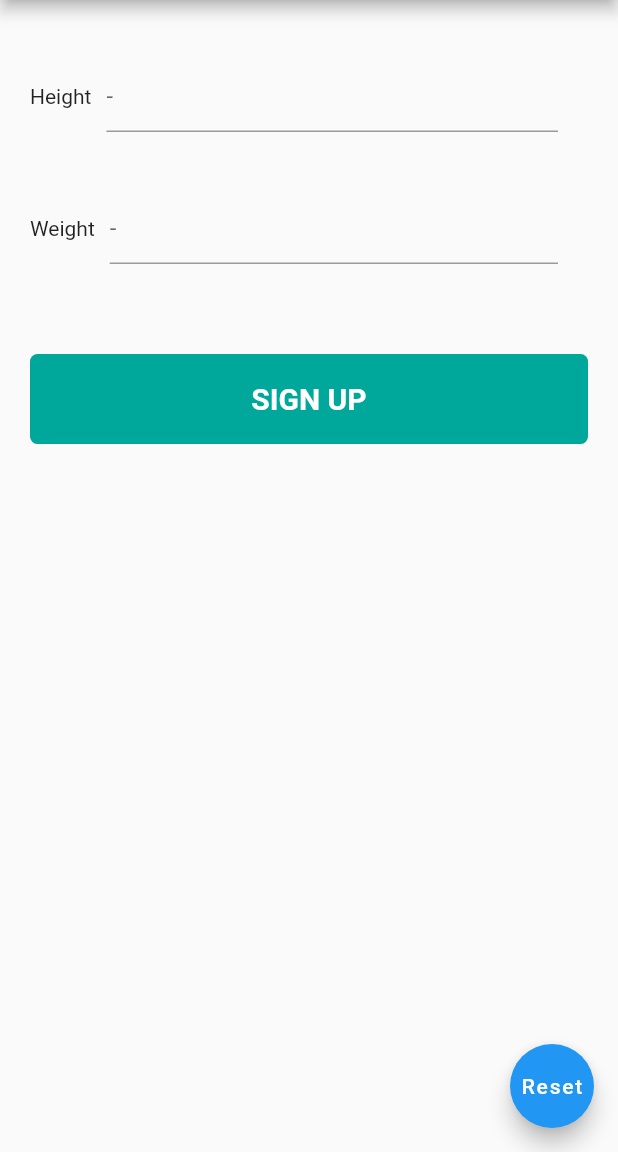
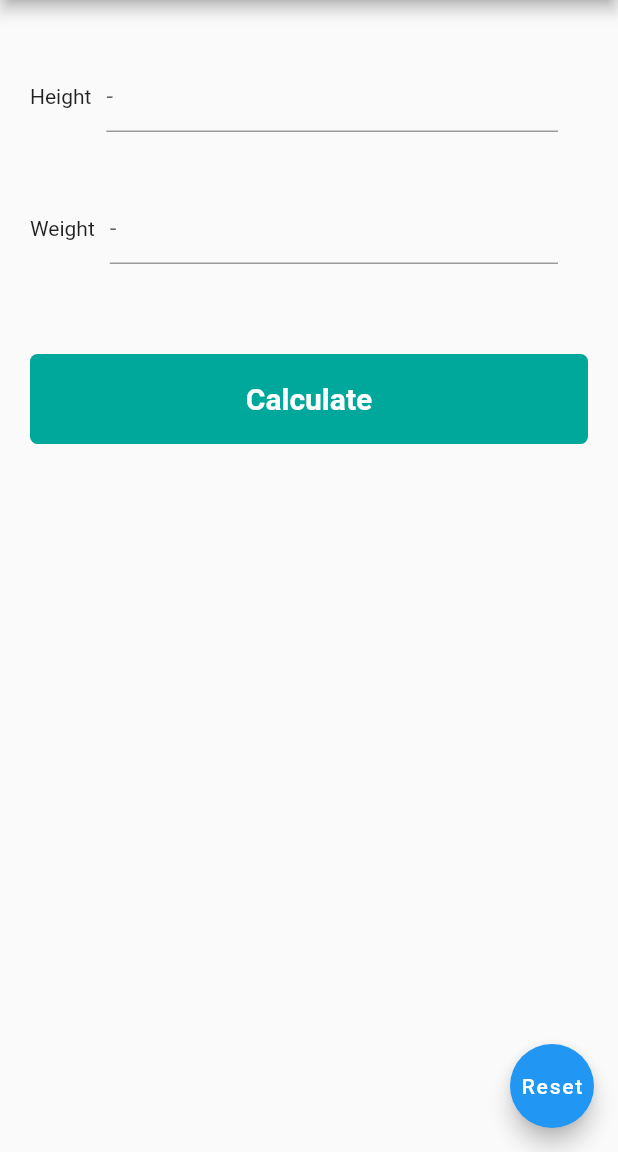
Before and after one commit to tegarjokam/bmicalculator, a Flutter app: the screen it shows after launch, on a phone screen of 412 x 824 dp, the part 84-1236 px from its top. Run offline on Flutter 3.47's test engine with Material 2 defaults, Android fonts, the phone set to English and light mode, and no system bars.

Commit message:
change button text

```diff
--- a/lib/main.dart
+++ b/lib/main.dart
@@ -125,7 +125,7 @@ class _MyHomePageState extends State<MyHomePage> {
                   },
                   color: Color(0xFF00a79B),
                   child: Text(
-                    'SIGN UP',
+                    'Calculate',
                     style: TextStyle(
                         color: Colors.white,
                         fontWeight: FontWeight.bold,
```
